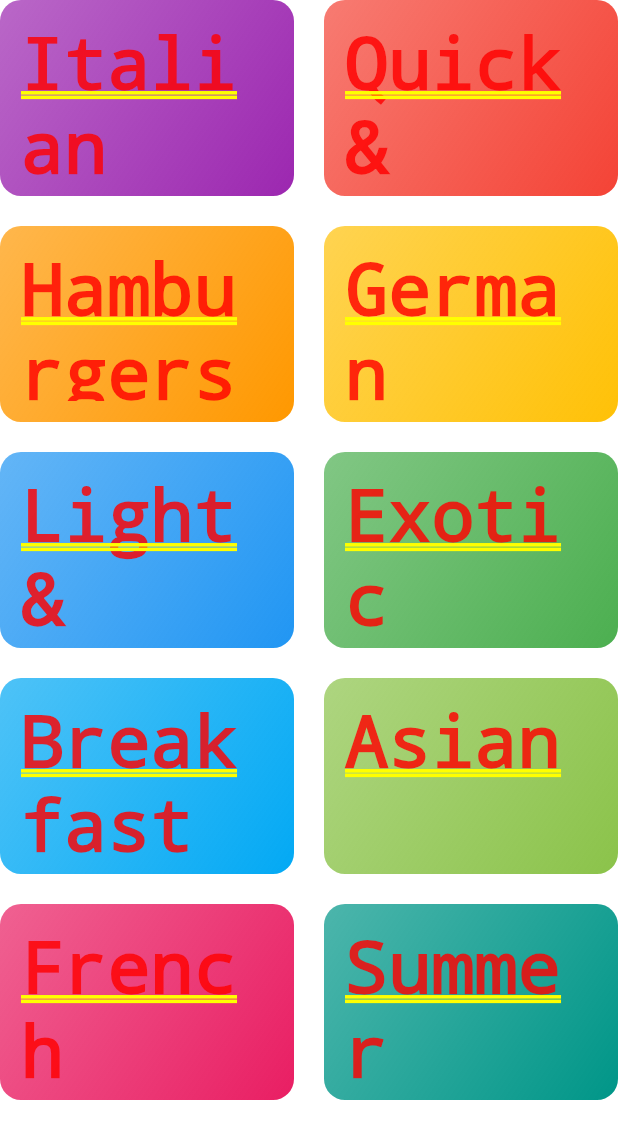
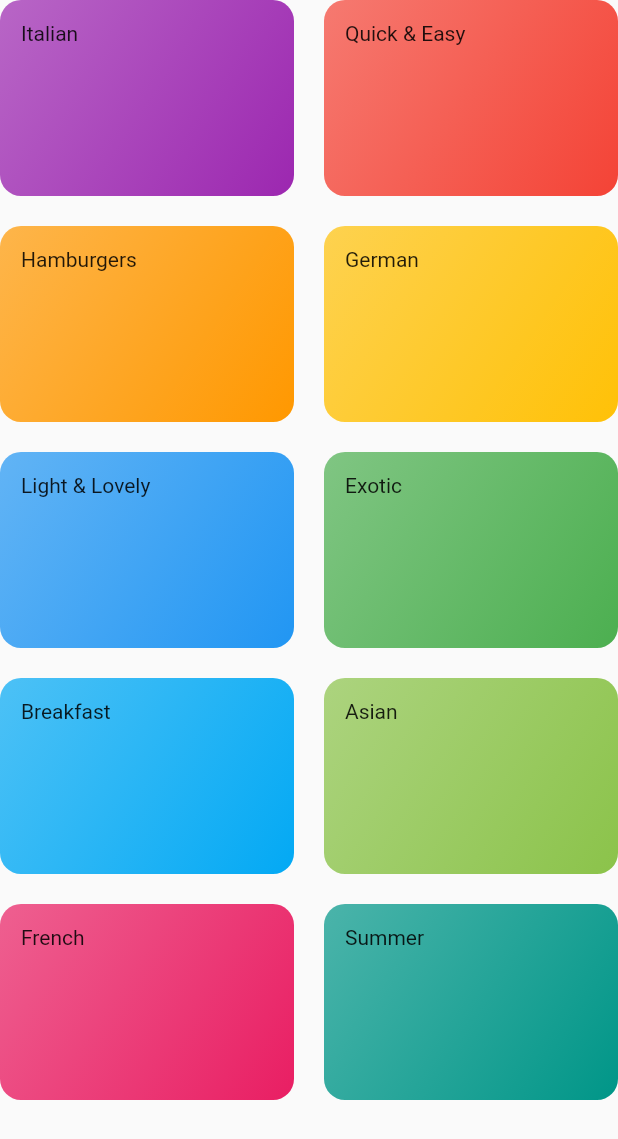
Before and after one commit to abdellatif-laghjaj/flutter_meals_app, a Flutter app: the screen it shows after launch, on a phone screen of 412 x 824 dp. Shown: the top 1139 px of the screen. Run offline on Flutter 3.47's test engine with Material 2 defaults, Android fonts, the phone set to English and light mode, and no system bars.

Commit message:
update categories screen

```diff
--- a/lib/categories_screen.dart
+++ b/lib/categories_screen.dart
@@ -1,4 +1,5 @@
 import 'package:flutter/cupertino.dart';
+import 'package:flutter/material.dart';
 import './dummy_data.dart';
 import './category_item.dart';
 
@@ -7,7 +8,8 @@ class CategoriesScreen extends StatelessWidget {
 
   @override
   Widget build(BuildContext context) {
-    return GridView(
+    return Scaffold(
+      body: GridView(
         children: DUMMY_CATEGORIES
             .map((catData) => CategoryItem(catData.title, catData.color))
             .toList(),
@@ -17,6 +19,7 @@ class CategoriesScreen extends StatelessWidget {
           crossAxisSpacing: 20,
           mainAxisSpacing: 20,
         ),
+      ),
     );
   }
 }
```
Lines whose indentation alone changed are shown as unchanged.
